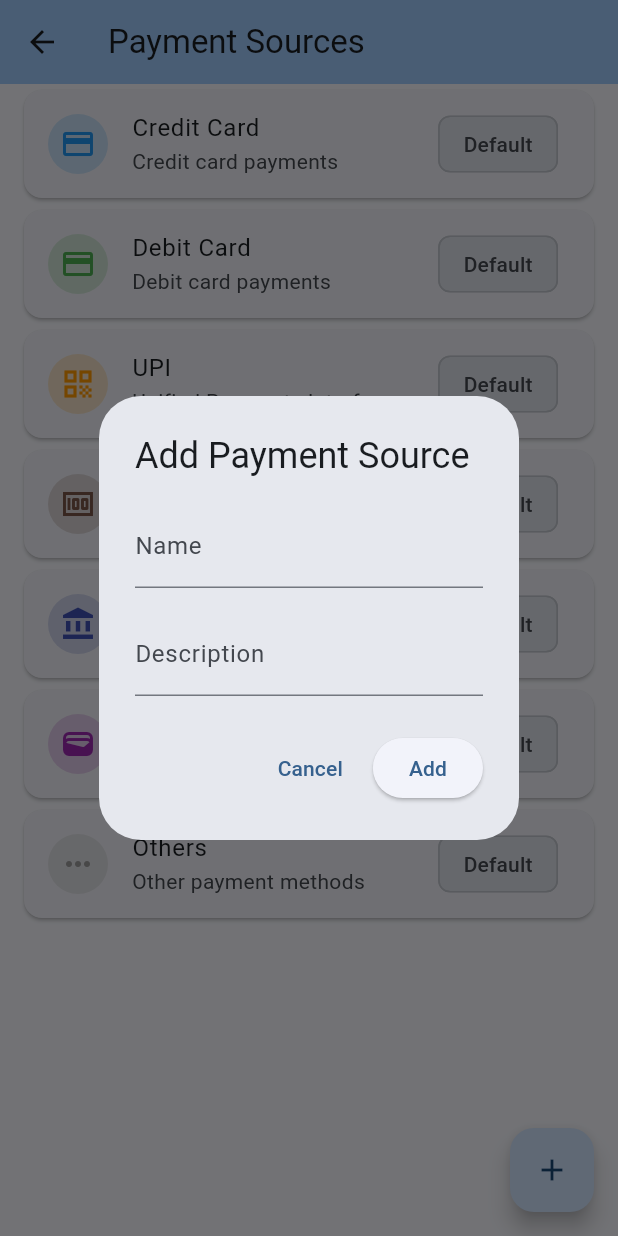
After one commit to mshok01/MoneyManager, a Flutter app: the PaymentSourcesScreen screen opened by its route, after a tap on the "add" icon, on a phone screen of 412 x 824 dp. The commit adds this screen. Run offline on Flutter 3.47's test engine with Material 3 defaults, Android fonts, the phone set to English and light mode, and no system bars; our stand-ins replace shared_preferences; accounts and stored records are empty.

Commit message:
Add payment sources section to settings
- Add new Payment Sources section in settings screen
- Create PaymentSourcesScreen with default and custom sources
- Include 7 default payment sources: Credit Card, Debit Card, UPI, Cash, Bank Transfer, Digital Wallet, Others
- Allow users to add custom payment sources with name and description
- Default sources cannot be edited or deleted
- Custom sources can be edited and deleted
- Add route for payment sources screen
- Simplified add/edit dialog with just name and description fields

```diff
--- a/lib/main.dart
+++ b/lib/main.dart
@@ -8,6 +8,7 @@ import 'screens/backup_account_screen.dart';
 import 'screens/sign_in_screen.dart';
 import 'screens/settings_screen.dart';
 import 'screens/category_screen.dart';
+import 'screens/payment_sources_screen.dart';
 import 'services/theme_service.dart';
 
 void main() async {
@@ -58,6 +59,7 @@ class _MoneyManagerAppState extends State<MoneyManagerApp> {
         '/sign-in': (context) => const SignInScreen(),
         '/settings': (context) => const SettingsScreen(),
         '/categories': (context) => const CategoryScreen(),
+        '/payment-sources': (context) => const PaymentSourcesScreen(),
       },
       onGenerateRoute: (settings) {
         if (settings.name == '/currency-selection-settings') {
--- /dev/null
+++ b/lib/screens/payment_sources_screen.dart
@@ -0,0 +1,318 @@
+import 'package:flutter/material.dart';
+import '../l10n/app_localizations.dart';
+
+class PaymentSource {
+  final String id;
+  final String name;
+  final String description;
+  final IconData icon;
+  final Color color;
+  final bool isDefault;
+
+  PaymentSource({
+    required this.id,
+    required this.name,
+    required this.description,
+    required this.icon,
+    required this.color,
+    required this.isDefault,
+  });
+}
+
+class PaymentSourcesScreen extends StatefulWidget {
+  const PaymentSourcesScreen({super.key});
+
+  @override
+  State<PaymentSourcesScreen> createState() => _PaymentSourcesScreenState();
+}
+
+class _PaymentSourcesScreenState extends State<PaymentSourcesScreen> {
+  // Default payment sources that cannot be edited or deleted
+  final List<PaymentSource> _defaultSources = [
+    PaymentSource(
+      id: 'credit_card',
+      name: 'Credit Card',
+      description: 'Credit card payments',
+      icon: Icons.credit_card,
+      color: Colors.blue,
+      isDefault: true,
+    ),
+    PaymentSource(
+      id: 'debit_card',
+      name: 'Debit Card',
+      description: 'Debit card payments',
+      icon: Icons.credit_card_outlined,
+      color: Colors.green,
+      isDefault: true,
+    ),
+    PaymentSource(
+      id: 'upi',
+      name: 'UPI',
+      description: 'Unified Payments Interface',
+      icon: Icons.qr_code,
+      color: Colors.orange,
+      isDefault: true,
+    ),
+    PaymentSource(
+      id: 'cash',
+      name: 'Cash',
+      description: 'Cash payments',
+      icon: Icons.money,
+      color: Colors.brown,
+      isDefault: true,
+    ),
+    PaymentSource(
+      id: 'bank_transfer',
+      name: 'Bank Transfer',
+      description: 'Direct bank transfers',
+      icon: Icons.account_balance,
+      color: Colors.indigo,
+      isDefault: true,
+    ),
+    PaymentSource(
+      id: 'digital_wallet',
+      name: 'Digital Wallet',
+      description: 'Digital wallet payments',
+      icon: Icons.wallet,
+      color: Colors.purple,
+      isDefault: true,
+    ),
+    PaymentSource(
+      id: 'others',
+      name: 'Others',
+      description: 'Other payment methods',
+      icon: Icons.more_horiz,
+      color: Colors.grey,
+      isDefault: true,
+    ),
+  ];
+
+  // Custom payment sources added by user
+  final List<PaymentSource> _customSources = [];
+
+  void _addNewPaymentSource() {
+    showDialog(
+      context: context,
+      builder: (BuildContext context) {
+        return _AddPaymentSourceDialog(
+          onAdd: (PaymentSource source) {
+            setState(() {
+              _customSources.add(source);
+            });
+          },
+        );
+      },
+    );
+  }
+
+  void _editPaymentSource(PaymentSource source) {
+    if (source.isDefault) return; // Cannot edit default sources
+
+    showDialog(
+      context: context,
+      builder: (BuildContext context) {
+        return _AddPaymentSourceDialog(
+          existingSource: source,
+          onAdd: (PaymentSource updatedSource) {
+            setState(() {
+              final index = _customSources.indexWhere((s) => s.id == source.id);
+              if (index != -1) {
+                _customSources[index] = updatedSource;
+              }
+            });
+          },
+        );
+      },
+    );
+  }
+
+  void _deletePaymentSource(PaymentSource source) {
+    if (source.isDefault) return; // Cannot delete default sources
+
+    showDialog(
+      context: context,
+      builder: (BuildContext context) {
+        return AlertDialog(
+          title: const Text('Delete Payment Source'),
+          content: Text('Are you sure you want to delete "${source.name}"?'),
+          actions: [
+            TextButton(
+              onPressed: () => Navigator.of(context).pop(),
+              child: const Text('Cancel'),
+            ),
+            TextButton(
+              onPressed: () {
+                setState(() {
+                  _customSources.removeWhere((s) => s.id == source.id);
+                });
+                Navigator.of(context).pop();
+              },
+              child: const Text('Delete'),
+            ),
+          ],
+        );
+      },
+    );
+  }
+
+  @override
+  Widget build(BuildContext context) {
+    final l10n = AppLocalizations.of(context)!;
+    final theme = Theme.of(context);
+    final allSources = [..._defaultSources, ..._customSources];
+
+    return Scaffold(
+      appBar: AppBar(
+        title: const Text('Payment Sources'),
+        backgroundColor: theme.colorScheme.inversePrimary,
+      ),
+      body: allSources.isEmpty
+          ? const Center(child: Text('No payment sources available'))
+          : ListView.builder(
+              itemCount: allSources.length,
+              itemBuilder: (context, index) {
+                final source = allSources[index];
+                return Card(
+                  margin: const EdgeInsets.symmetric(
+                    horizontal: 16,
+                    vertical: 4,
+                  ),
+                  child: ListTile(
+                    leading: CircleAvatar(
+                      backgroundColor: source.color.withOpacity(0.2),
+                      child: Icon(source.icon, color: source.color),
+                    ),
+                    title: Text(source.name),
+                    subtitle: Text(source.description),
+                    trailing: source.isDefault
+                        ? Chip(
+                            label: const Text('Default'),
+                            backgroundColor: theme.colorScheme.surfaceVariant,
+                          )
+                        : PopupMenuButton<String>(
+                            onSelected: (value) {
+                              if (value == 'edit') {
+                                _editPaymentSource(source);
+                              } else if (value == 'delete') {
+                                _deletePaymentSource(source);
+                              }
+                            },
+                            itemBuilder: (BuildContext context) => [
+                              const PopupMenuItem<String>(
+                                value: 'edit',
+                                child: Text('Edit'),
+                              ),
+                              const PopupMenuItem<String>(
+                                value: 'delete',
+                                child: Text('Delete'),
+                              ),
+                            ],
+                          ),
+                  ),
+                );
+              },
+            ),
+      floatingActionButton: FloatingActionButton(
+        onPressed: _addNewPaymentSource,
+        tooltip: 'Add Payment Source',
+        child: const Icon(Icons.add),
+      ),
+    );
+  }
+}
+
+class _AddPaymentSourceDialog extends StatefulWidget {
+  final PaymentSource? existingSource;
+  final Function(PaymentSource) onAdd;
+
+  const _AddPaymentSourceDialog({this.existingSource, required this.onAdd});
+
+  @override
+  State<_AddPaymentSourceDialog> createState() =>
+      _AddPaymentSourceDialogState();
+}
+
+class _AddPaymentSourceDialogState extends State<_AddPaymentSourceDialog> {
+  final _nameController = TextEditingController();
+  final _descriptionController = TextEditingController();
+
+  @override
+  void initState() {
+    super.initState();
+    if (widget.existingSource != null) {
+      _nameController.text = widget.existingSource!.name;
+      _descriptionController.text = widget.existingSource!.description;
+    }
+  }
+
+  @override
+  void dispose() {
+    _nameController.dispose();
+    _descriptionController.dispose();
+    super.dispose();
+  }
+
+  void _savePaymentSource() {
+    if (_nameController.text.trim().isEmpty) {
+      ScaffoldMessenger.of(
+        context,
+      ).showSnackBar(const SnackBar(content: Text('Please enter a name')));
+      return;
+    }
+
+    final source = PaymentSource(
+      id:
+          widget.existingSource?.id ??
+          DateTime.now().millisecondsSinceEpoch.toString(),
+      name: _nameController.text.trim(),
+      description: _descriptionController.text.trim(),
+      icon: Icons.payment,
+      color: Colors.blue,
+      isDefault: false,
+    );
+
+    widget.onAdd(source);
+    Navigator.of(context).pop();
+  }
+
+  @override
+  Widget build(BuildContext context) {
+    final isEditing = widget.existingSource != null;
+
+    return AlertDialog(
+      title: Text(isEditing ? 'Edit Payment Source' : 'Add Payment Source'),
+      content: SingleChildScrollView(
+        child: Column(
+          mainAxisSize: MainAxisSize.min,
+          children: [
+            TextField(
+              controller: _nameController,
+              decoration: const InputDecoration(
+                labelText: 'Name',
+                hintText: 'e.g., PayPal, Venmo',
+              ),
+            ),
+            const SizedBox(height: 16),
+            TextField(
+              controller: _descriptionController,
+              decoration: const InputDecoration(
+                labelText: 'Description',
+                hintText: 'Optional description',
+              ),
+            ),
+          ],
+        ),
+      ),
+      actions: [
+        TextButton(
+          onPressed: () => Navigator.of(context).pop(),
+          child: const Text('Cancel'),
+        ),
+        ElevatedButton(
+          onPressed: _savePaymentSource,
+          child: Text(isEditing ? 'Update' : 'Add'),
+        ),
+      ],
+    );
+  }
+}
--- a/lib/screens/settings_screen.dart
+++ b/lib/screens/settings_screen.dart
@@ -63,6 +63,10 @@ class _SettingsScreenState extends State<SettingsScreen> {
 
   void _navigateToCategories() {
     Navigator.of(context).pushNamed('/categories');
+  }
+
+  void _navigateToPaymentSources() {
+    Navigator.of(context).pushNamed('/payment-sources');
   }
 
   Future<void> _showThemeSelectionDialog() async {
@@ -187,6 +191,17 @@ class _SettingsScreenState extends State<SettingsScreen> {
           ),
           const Divider(),
 
+          // Payment Sources Section
+          _buildSectionHeader('Payment Sources'),
+          ListTile(
+            leading: const Icon(Icons.payment),
+            title: const Text('Payment Sources'),
+            subtitle: const Text('Manage sources'),
+            trailing: const Icon(Icons.arrow_forward_ios),
+            onTap: _navigateToPaymentSources,
+          ),
+          const Divider(),
+
           // Data & Privacy Section
           _buildSectionHeader('Data & Privacy'),
           ListTile(
```
